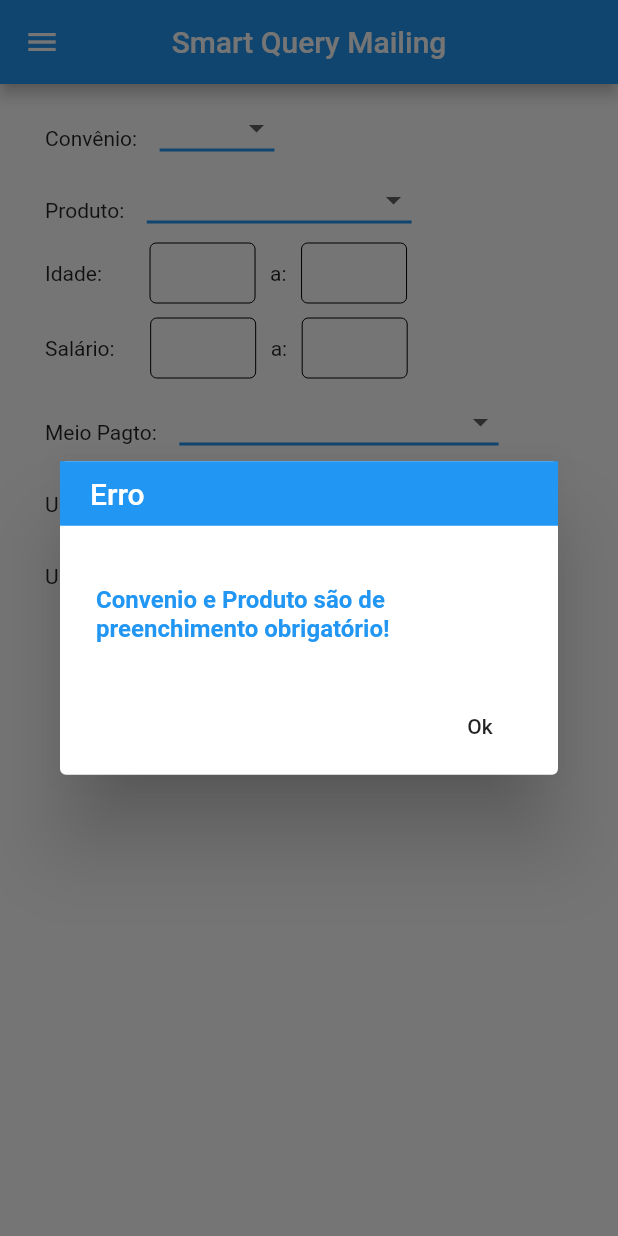
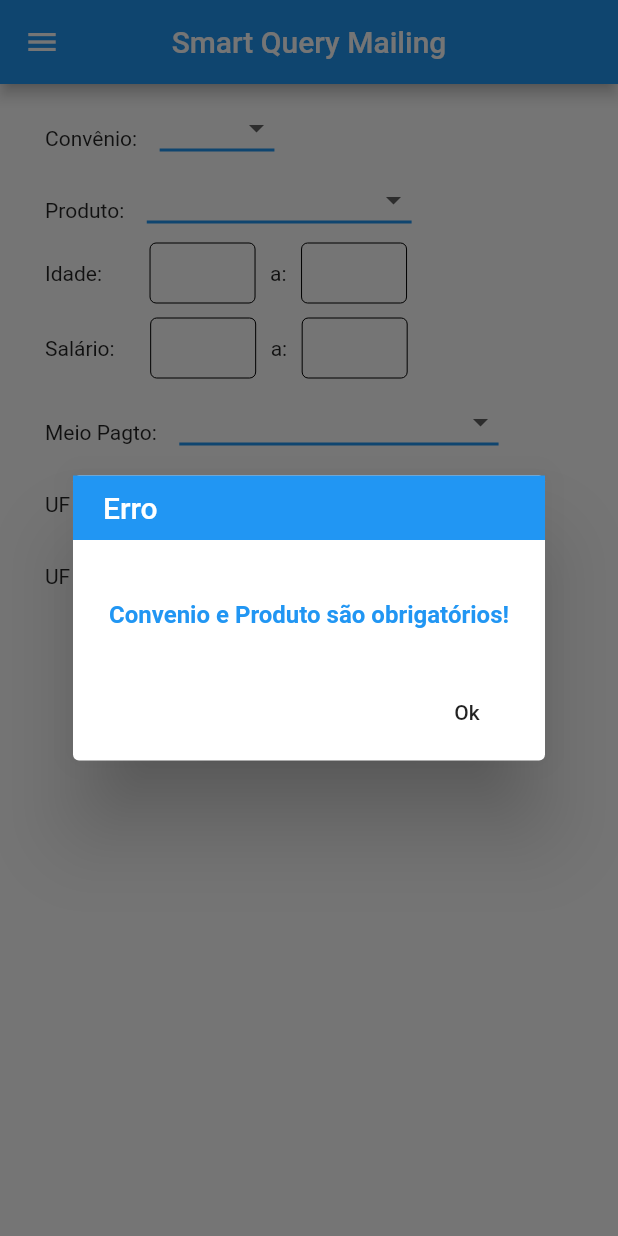
Before and after one commit to ativaline/smart_query, a Flutter app: the Smartquerymailing screen opened directly, after a tap on "Processar", on a phone screen of 412 x 824 dp. Run offline on Flutter 3.47's test engine with Material 2 defaults, Android fonts, the phone set to English and light mode, and no system bars; our stand-ins replace flutter_spinkit, font_awesome_flutter, shared_preferences; accounts and stored records are empty.

Commit message:
Obrigatoriedade de informar produto e convenio

```diff
--- a/lib/Services.dart/smartQueryService.dart
+++ b/lib/Services.dart/smartQueryService.dart
@@ -28,8 +28,8 @@ class SmartQueryServices {
   Future<void> onPressedMotor() async {
     var usuarioRecuperado = await UsuarioStorage().retornarLogin();
     if (convenioController == null || produtoController == null) {
-      Interacoes.informacaoGenerica(context,
-          "Convenio e Produto são de preenchimento obrigatório!", "Erro");
+      Interacoes.informacaoGenerica(
+          context, "Convenio e Produto são obrigatórios!", "Erro");
       return;
     }
     SmartqueryMotor model = new SmartqueryMotor(
```
